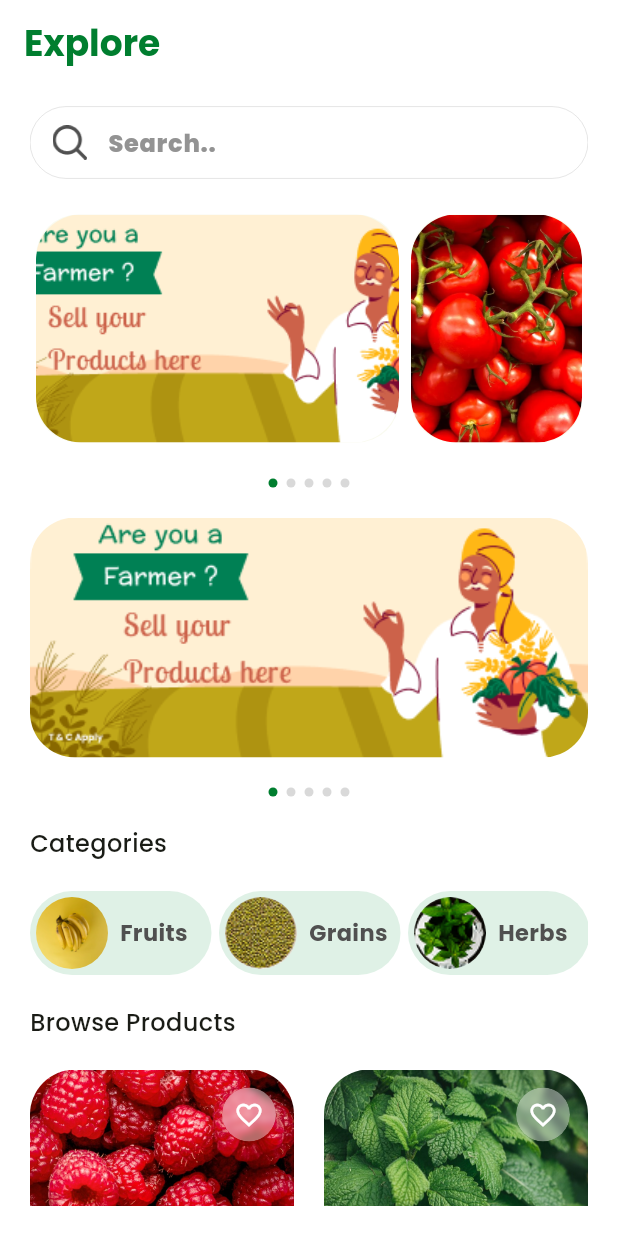
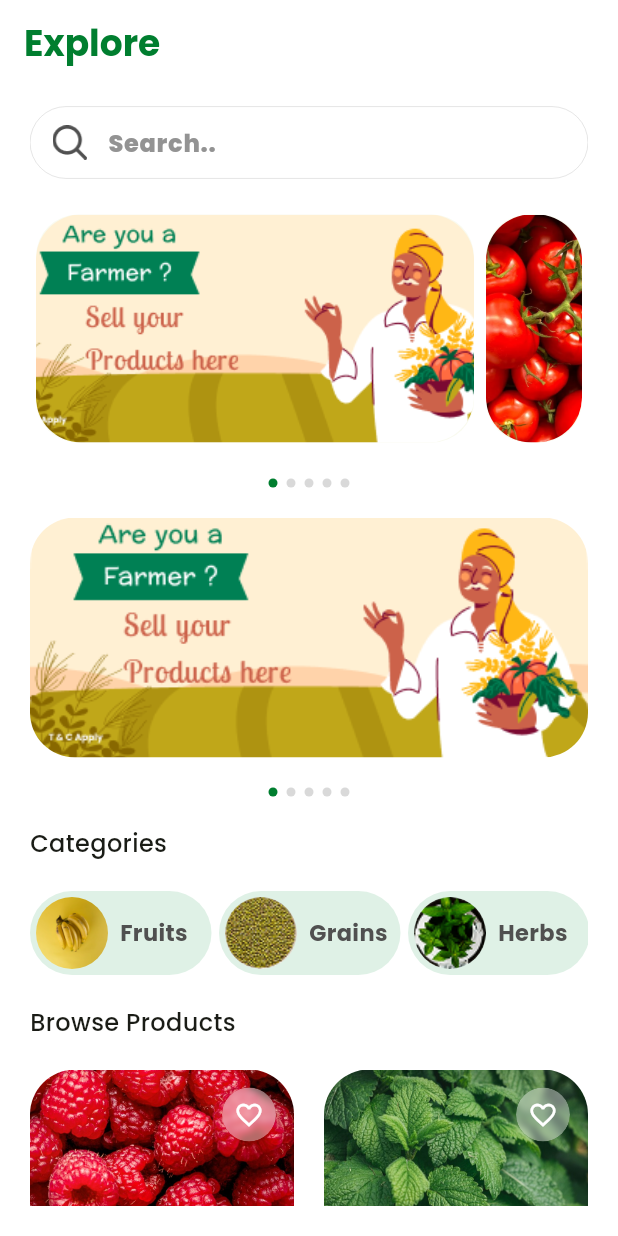
Before and after one commit to alHerys/1st-Workshop-Raion, a Flutter app: the screen it shows after launch, on a phone screen of 412 x 824 dp. Run offline on Flutter 3.47's test engine with Material 3 defaults, Android fonts, the phone set to English and light mode, and no system bars; our stand-ins replace google_fonts.

Commit message:
Mini Project Done

```diff
--- a/lib/miniproject/detail_screen.dart
+++ b/lib/miniproject/detail_page.dart
@@ -1,15 +1,15 @@
 import 'package:flutter/material.dart';
 import 'package:google_fonts/google_fonts.dart';
 
-class DetailScreen extends StatefulWidget {
+class DetailPage extends StatefulWidget {
   final String title;
   final String description;
   final String image;
   final String rating;
   final bool isFavorite;
-  final VoidCallback onClickFavorite;
+  final VoidCallback onClickFavorite; // ini mirip lambda onClick di kotlin, buat passing fungsi dari parent widget
 
-  const DetailScreen({
+  const DetailPage({
     super.key,
     required this.title,
     required this.description,
@@ -20,23 +20,23 @@ class DetailScreen extends StatefulWidget {
   });
 
   @override
-  State<DetailScreen> createState() => _DetailScreenState();
+  State<DetailPage> createState() => _DetailPageState();
 }
 
-class _DetailScreenState extends State<DetailScreen> {
-  late bool isFavorite;
+class _DetailPageState extends State<DetailPage> {
+  late bool isFavorite; // ini state buat nyimpen status favorite, biar bisa diubah di DetailPage tanpa harus langsung ngubah di ProductCard
 
   @override
   void initState() {
     super.initState();
-    isFavorite = widget.isFavorite;
+    isFavorite = widget.isFavorite; // inisialisasi state dengan nilai dari constructor
   }
 
   void toggleFavorite() {
     setState(() {
       isFavorite = !isFavorite;
     });
-    widget.onClickFavorite();
+    widget.onClickFavorite(); // panggil fungsi yang dipassing dari parent widget (ProductCard) buat ngubah status favorite di ProductCard
   }
 
   @override
--- a/lib/miniproject/home_page_4.dart
+++ b/lib/miniproject/home_page_4.dart
@@ -1,7 +1,9 @@
 import 'package:flutter/material.dart';
 import 'package:google_fonts/google_fonts.dart';
-import 'package:workshop_1/miniproject/category_card.dart';
-import 'package:workshop_1/miniproject/product_card.dart';
+import 'package:workshop_1/miniproject/widget/carousel_view_widget.dart';
+import 'package:workshop_1/miniproject/widget/category_card.dart';
+import 'package:workshop_1/miniproject/widget/page_view_widget.dart';
+import 'package:workshop_1/miniproject/widget/product_card.dart';
 
 class HomePage4 extends StatefulWidget {
   const HomePage4({super.key});
@@ -13,6 +15,7 @@ class HomePage4 extends StatefulWidget {
 class _HomePage4State extends State<HomePage4> {
   late PageController _pageController;
   late CarouselController _carouselController;
+  final double _carouselItemExtend = 300;
   int pageCount = 5;
   int _pageViewPage = 0;
   int _carouselPage = 0;
@@ -24,7 +27,8 @@ class _HomePage4State extends State<HomePage4> {
     _carouselController = CarouselController();
     _carouselController.addListener(() {
       setState(() {
-        _carouselPage = (_carouselController.offset / 300).round();
+        _carouselPage = (_carouselController.offset / _carouselItemExtend)
+            .round();
       });
     });
     _pageController.addListener(() {
@@ -67,6 +71,8 @@ class _HomePage4State extends State<HomePage4> {
                 padding: const .only(top: 15.0),
                 child: TextField(
                   decoration: InputDecoration(
+
+                    // [INI BUAT ICON SEARCH NYA]
                     prefixIcon: Padding(
                       padding: const EdgeInsets.only(
                         left: 15,
@@ -76,13 +82,19 @@ class _HomePage4State extends State<HomePage4> {
                       ),
                       child: Image.asset('assets/icons/search.png', width: 18),
                     ),
+
+                    // [INI BUAT HINT TEXT NYA]
                     hintText: 'Search..',
                     hintStyle: TextStyle(
                       fontSize: 16,
                       fontWeight: .w800,
                       color: Color(0xFF939393),
                     ),
+
+                    // [INI BUAT TIPE BORDER UMUM BUAT SEMUA KONDISI]
                     border: OutlineInputBorder(borderRadius: .circular(30)),
+
+                    // [INI BUAT TIPE BORDER  KALO LAGI GA NGAPA NGAPAIN]
                     enabledBorder: OutlineInputBorder(
                       borderSide: BorderSide(
                         color: Color(0xFF505050),
@@ -90,13 +102,19 @@ class _HomePage4State extends State<HomePage4> {
                       ),
                       borderRadius: .circular(30),
                     ),
+
                     contentPadding: .zero,
                   ),
                 ),
               ),
 
-              CarouselViewWidget(carouselController: _carouselController),
+              // [INI BUAT YANG PENGEN NYOBA TIPE CAROUSEL]
+              CarouselViewWidget(
+                carouselController: _carouselController,
+                carouselItemExtend: _carouselItemExtend,
+              ),
 
+              // INI DOT INDICATOR BUAT CAROUSEL
               Row(
                 mainAxisAlignment: MainAxisAlignment.center,
                 spacing: 6,
@@ -106,7 +124,9 @@ class _HomePage4State extends State<HomePage4> {
                     width: 6,
                     height: 6,
                     decoration: ShapeDecoration(
-                      color: _carouselPage == index
+                      color:
+                          _carouselPage ==
+                              index // kalo index sama dengan page yang aktif, warnanya hijau, kalo engga abu abu
                           ? Color(0xFF007E2F)
                           : Color(0xFFD9D9D9),
                       shape: OvalBorder(),
@@ -115,18 +135,27 @@ class _HomePage4State extends State<HomePage4> {
                 ),
               ),
 
+              // [INI BUAT YANG PENGEN NYOBA TIPE PAGE VIEW]
               PageViewWidget(pageController: _pageController),
 
+              // INI DOT INDICATOR BUAT PAGE VIEW
               Row(
                 mainAxisAlignment: MainAxisAlignment.center,
                 spacing: 6,
+                /*
+                  List.generate itu buat generate widget sebanyak pageCount,
+                  terus index itu buat ngecek page yang aktif.
+                  Semacam loop gitu tapi buat widget.
+                */
                 children: List.generate(
-                  pageCount,
+                  pageCount, // jumlah widget yg mau dibuat
                   (index) => Container(
                     width: 6,
                     height: 6,
                     decoration: ShapeDecoration(
-                      color: _pageViewPage == index
+                      color:
+                          _pageViewPage ==
+                              index // kalo index sama dengan page yang aktif, warnanya hijau, kalo engga abu abu
                           ? Color(0xFF007E2F)
                           : Color(0xFFD9D9D9),
                       shape: OvalBorder(),
@@ -144,6 +173,7 @@ class _HomePage4State extends State<HomePage4> {
                 ),
               ),
 
+              // [KATEGORI]
               SingleChildScrollView(
                 scrollDirection: .horizontal,
                 child: Row(
@@ -169,6 +199,9 @@ class _HomePage4State extends State<HomePage4> {
                 'Browse Products',
                 style: TextStyle(fontWeight: .w500, fontSize: 16),
               ),
+
+              // INI GRIDVIEW BUAT TAMPILIN PRODUKNYA
+              // Pake row biasa juga boleh, tapi kalo gridview bisa lebih rapi dan gampang buat nampilin banyak produk
               GridView(
                 shrinkWrap: true,
                 physics: NeverScrollableScrollPhysics(),
@@ -216,128 +249,3 @@ class _HomePage4State extends State<HomePage4> {
     );
   }
 }
-
-class PageViewWidget extends StatelessWidget {
-  const PageViewWidget({super.key, required PageController pageController})
-    : _pageController = pageController;
-
-  final PageController _pageController;
-
-  @override
-  Widget build(BuildContext context) {
-    return Container(
-      width: double.infinity,
-      height: 160,
-      clipBehavior: Clip.antiAlias,
-      decoration: BoxDecoration(borderRadius: BorderRadius.circular(10)),
-      child: PageView(
-        controller: _pageController,
-        children: [
-          ClipRRect(
-            borderRadius: .circular(30),
-            child: Image.asset(
-              'assets/images/hero.png',
-              fit: BoxFit.cover,
-              width: double.infinity,
-            ),
-          ),
-          ClipRRect(
-            borderRadius: .circular(30),
-            child: Image.asset(
-              'assets/images/tomato.png',
-              fit: BoxFit.cover,
-              width: double.infinity,
-            ),
-          ),
-          ClipRRect(
-            borderRadius: .circular(30),
-            child: Image.asset(
-              'assets/images/berries.png',
-              fit: BoxFit.cover,
-              width: double.infinity,
-            ),
-          ),
-          ClipRRect(
-            borderRadius: .circular(30),
-            child: Image.asset(
-              'assets/images/milk.png',
-              fit: BoxFit.cover,
-              width: double.infinity,
-            ),
-          ),
-          ClipRRect(
-            borderRadius: .circular(30),
-            child: Image.asset(
-              'assets/images/tulsi.png',
-              fit: BoxFit.cover,
-              width: double.infinity,
-            ),
-          ),
-        ],
-      ),
-    );
-  }
-}
-
-class CarouselViewWidget extends StatelessWidget {
-  const CarouselViewWidget({
-    super.key,
-    required CarouselController carouselController,
-  }) : _carouselController = carouselController;
-
-  final CarouselController _carouselController;
-
-  @override
-  Widget build(BuildContext context) {
-    return SizedBox(
-      height: 160,
-      child: CarouselView(
-        controller: _carouselController,
-        itemExtent: 250,
-        itemSnapping: true,
-        children: [
-          ClipRRect(
-            borderRadius: .circular(30),
-            child: Image.asset(
-              'assets/images/hero.png',
-              fit: BoxFit.cover,
-              width: double.infinity,
-            ),
-          ),
-          ClipRRect(
-            borderRadius: .circular(30),
-            child: Image.asset(
-              'assets/images/tomato.png',
-              fit: BoxFit.cover,
-              width: double.infinity,
-            ),
-          ),
-          ClipRRect(
-            borderRadius: .circular(30),
-            child: Image.asset(
-              'assets/images/berries.png',
-              fit: BoxFit.cover,
-              width: double.infinity,
-            ),
-          ),
-          ClipRRect(
-            borderRadius: .circular(30),
-            child: Image.asset(
-              'assets/images/milk.png',
-              fit: BoxFit.cover,
-              width: double.infinity,
-            ),
-          ),
-          ClipRRect(
-            borderRadius: .circular(30),
-            child: Image.asset(
-              'assets/images/tulsi.png',
-              fit: BoxFit.cover,
-              width: double.infinity,
-            ),
-          ),
-        ],
-      ),
-    );
-  }
-}
--- /dev/null
+++ b/lib/miniproject/widget/carousel_view_widget.dart
@@ -0,0 +1,65 @@
+import 'package:flutter/material.dart';
+
+class CarouselViewWidget extends StatelessWidget {
+  final CarouselController carouselController;
+  final double carouselItemExtend;
+
+  const CarouselViewWidget({
+    super.key,
+    required this.carouselController,
+    required this.carouselItemExtend,
+  });
+
+  @override
+  Widget build(BuildContext context) {
+    return SizedBox(
+      height: 160,
+      child: CarouselView(
+        controller: carouselController,
+        itemExtent: carouselItemExtend,
+        children: [
+          ClipRRect(
+            borderRadius: .circular(30),
+            child: Image.asset(
+              'assets/images/hero.png',
+              fit: BoxFit.cover,
+              width: double.infinity,
+            ),
+          ),
+          ClipRRect(
+            borderRadius: .circular(30),
+            child: Image.asset(
+              'assets/images/tomato.png',
+              fit: BoxFit.cover,
+              width: double.infinity,
+            ),
+          ),
+          ClipRRect(
+            borderRadius: .circular(30),
+            child: Image.asset(
+              'assets/images/berries.png',
+              fit: BoxFit.cover,
+              width: double.infinity,
+            ),
+          ),
+          ClipRRect(
+            borderRadius: .circular(30),
+            child: Image.asset(
+              'assets/images/milk.png',
+              fit: BoxFit.cover,
+              width: double.infinity,
+            ),
+          ),
+          ClipRRect(
+            borderRadius: .circular(30),
+            child: Image.asset(
+              'assets/images/tulsi.png',
+              fit: BoxFit.cover,
+              width: double.infinity,
+            ),
+          ),
+        ],
+      ),
+    );
+  }
+}
--- /dev/null
+++ b/lib/miniproject/widget/page_view_widget.dart
@@ -0,0 +1,62 @@
+import 'package:flutter/material.dart';
+
+class PageViewWidget extends StatelessWidget {
+  const PageViewWidget({super.key, required this.pageController});
+
+  final PageController pageController;
+
+  @override
+  Widget build(BuildContext context) {
+    return Container(
+      width: double.infinity,
+      height: 160,
+      clipBehavior: Clip.antiAlias,
+      decoration: BoxDecoration(borderRadius: BorderRadius.circular(10)),
+      child: PageView(
+        controller: pageController,
+        children: [
+          ClipRRect(
+            borderRadius: .circular(30),
+            child: Image.asset(
+              'assets/images/hero.png',
+              fit: BoxFit.cover,
+              width: double.infinity,
+            ),
+          ),
+          ClipRRect(
+            borderRadius: .circular(30),
+            child: Image.asset(
+              'assets/images/tomato.png',
+              fit: BoxFit.cover,
+              width: double.infinity,
+            ),
+          ),
+          ClipRRect(
+            borderRadius: .circular(30),
+            child: Image.asset(
+              'assets/images/berries.png',
+              fit: BoxFit.cover,
+              width: double.infinity,
+            ),
+          ),
+          ClipRRect(
+            borderRadius: .circular(30),
+            child: Image.asset(
+              'assets/images/milk.png',
+              fit: BoxFit.cover,
+              width: double.infinity,
+            ),
+          ),
+          ClipRRect(
+            borderRadius: .circular(30),
+            child: Image.asset(
+              'assets/images/tulsi.png',
+              fit: BoxFit.cover,
+              width: double.infinity,
+            ),
+          ),
+        ],
+      ),
+    );
+  }
+}
--- a/lib/miniproject/product_card.dart
+++ b/lib/miniproject/widget/product_card.dart
@@ -1,6 +1,6 @@
 import 'package:flutter/material.dart';
 import 'package:google_fonts/google_fonts.dart';
-import 'package:workshop_1/miniproject/detail_screen.dart';
+import 'package:workshop_1/miniproject/detail_page.dart';
 
 class ProductCard extends StatefulWidget {
   final String title;
@@ -23,15 +23,18 @@ class ProductCard extends StatefulWidget {
 }
 
 class _ProductCardState extends State<ProductCard> {
-  late bool isFavorite;
+  late bool isFavorite; // ini state buat nyimpen status favorite
 
   @override
   void initState() {
     super.initState();
-    isFavorite = widget.isFavorite;
+    isFavorite =
+        widget.isFavorite; // inisialisasi state dengan nilai dari constructor
   }
 
   void toggleFavorite() {
+    // fungsi buat toggle status favorite
+    // bakalan rebuild widget setiap kali isFavorite berubah
     setState(() {
       isFavorite = !isFavorite;
     });
@@ -44,13 +47,16 @@ class _ProductCardState extends State<ProductCard> {
         Navigator.push(
           context,
           MaterialPageRoute(
-            builder: (context) => DetailScreen(
+            builder: (context) => DetailPage(
               title: widget.title,
               description: widget.description,
               image: widget.image,
               rating: widget.rating,
               isFavorite: isFavorite,
-              onClickFavorite: () => toggleFavorite()
+
+              // passing fungsi toggleFavorite ke DetailPage
+              // mirip lambda onClick kalo di kotlin
+              onClickFavorite: () => toggleFavorite(),
             ),
           ),
         );
@@ -77,7 +83,12 @@ class _ProductCardState extends State<ProductCard> {
                 right: 12,
                 top: 12,
                 child: GestureDetector(
+                  /*
+                   toggle status favorite saat icon di tap.
+                   Sama kayak onClickFavorite: () => toggleFavorite() di atas
+                  */
                   onTap: () => toggleFavorite(),
+
                   child: ClipRRect(
                     borderRadius: .circular(30),
                     child: BackdropFilter(
@@ -88,7 +99,8 @@ class _ProductCardState extends State<ProductCard> {
                           color: Colors.white.withValues(alpha: 0.4),
                           shape: BoxShape.circle,
                         ),
-                        child: isFavorite
+                        child:
+                            isFavorite // tampilkan icon merah kalo favorit, kalo engga putih aja
                             ? Icon(Icons.favorite, color: Colors.red, size: 20)
                             : Icon(
                                 Icons.favorite_border,
```
Also changed, not shown: lib/miniproject/widget/category_card.dart (renamed from lib/miniproject/category_card.dart).
